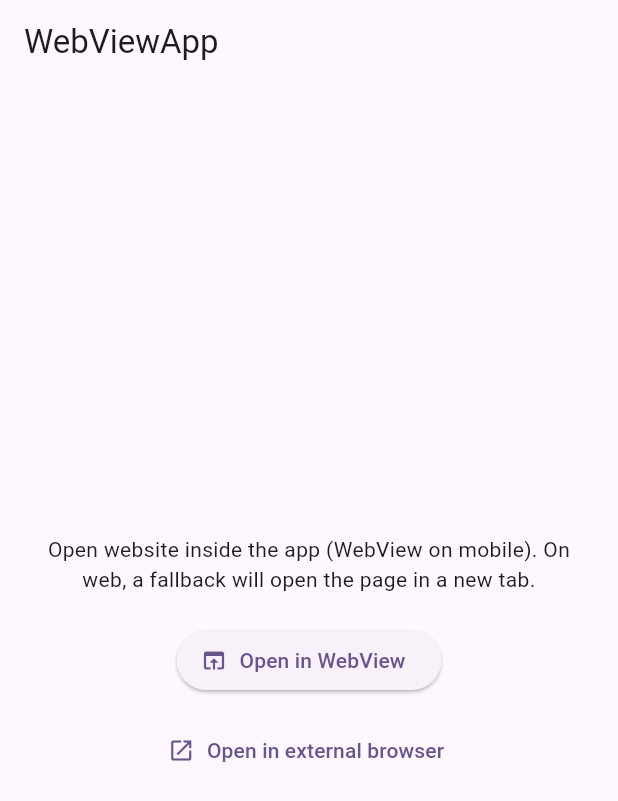
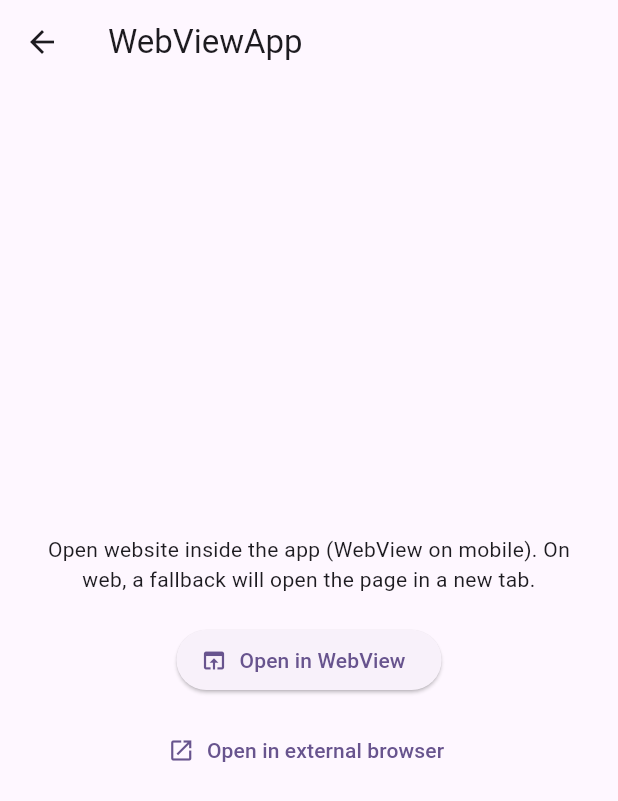
Before and after one commit to jeetendra-soni/webview_app, a Flutter app: the WebviewScreen screen opened directly, on a phone screen of 412 x 824 dp. Shown: the top 801 px of the screen. Run offline on Flutter 3.47's test engine with Material 3 defaults, Android fonts, the phone set to English and light mode, and no system bars; our stand-ins replace webview_flutter.

Commit message:
improve webview

```diff
--- a/lib/core/const/app_strings.dart
+++ b/lib/core/const/app_strings.dart
@@ -1,6 +1,7 @@
 class AppString{
 
   static const appName = "WebViewApp";
-  static const appUrl = "https://antiquewhite-dove-206922.hostingersite.com/login";
+  // static const appUrl = "https://antiquewhite-dove-206922.hostingersite.com/login";
+  static const appUrl = "https://youtube.com";
 
 }
--- a/lib/main.dart
+++ b/lib/main.dart
@@ -1,5 +1,8 @@
 import 'package:flutter/material.dart';
+import 'package:webview_app/screens/webview_page.dart';
 import 'package:webview_app/screens/webview_screen.dart';
+
+import 'core/const/app_strings.dart';
 
 void main() {
   runApp(const MyApp());
@@ -17,7 +20,7 @@ class MyApp extends StatelessWidget {
       theme: ThemeData(
         colorScheme: ColorScheme.fromSeed(seedColor: Colors.deepPurple),
       ),
-      home: const WebviewScreen(),
+      home:  WebviewPage(url: AppString.appUrl),
     );
   }
 }
--- a/lib/screens/webview_page.dart
+++ b/lib/screens/webview_page.dart
@@ -1,7 +1,6 @@
 import 'package:flutter/material.dart';
 import 'package:url_launcher/url_launcher.dart';
 import 'package:webview_flutter/webview_flutter.dart';
-import 'package:webview_flutter_wkwebview/webview_flutter_wkwebview.dart';
 
 
 class WebviewPage extends StatefulWidget {
@@ -127,8 +126,8 @@ class _WebviewPageState extends State<WebviewPage> {
                         controller: _controller
                     ),
                     if (_progress > 0)
-                      const Center(
-                        child: CircularProgressIndicator(),
+                      Center(
+                        child: Image.asset("assets/icons/logo.png"),
                       ),
                   ],
                 ),
--- a/lib/screens/webview_screen.dart
+++ b/lib/screens/webview_screen.dart
@@ -1,11 +1,8 @@
-import 'dart:io';
-
 import 'package:flutter/foundation.dart' show kIsWeb;
 import 'package:flutter/material.dart';
 import 'package:url_launcher/url_launcher.dart';
 import 'package:webview_app/core/const/app_strings.dart';
 import 'package:webview_app/screens/webview_page.dart';
-import 'package:webview_flutter/webview_flutter.dart';
 
 class WebviewScreen extends StatelessWidget {
   const WebviewScreen({super.key});
--- a/pubspec.yaml
+++ b/pubspec.yaml
@@ -41,6 +41,7 @@ dev_dependencies:
   flutter_test:
     sdk: flutter
   flutter_native_splash: ^2.4.0
+
 
   # The "flutter_lints" package below contains a set of recommended lints to
   # encourage good coding practices. The lint set provided by the package is
```
Also changed, not shown: pubspec.lock.
